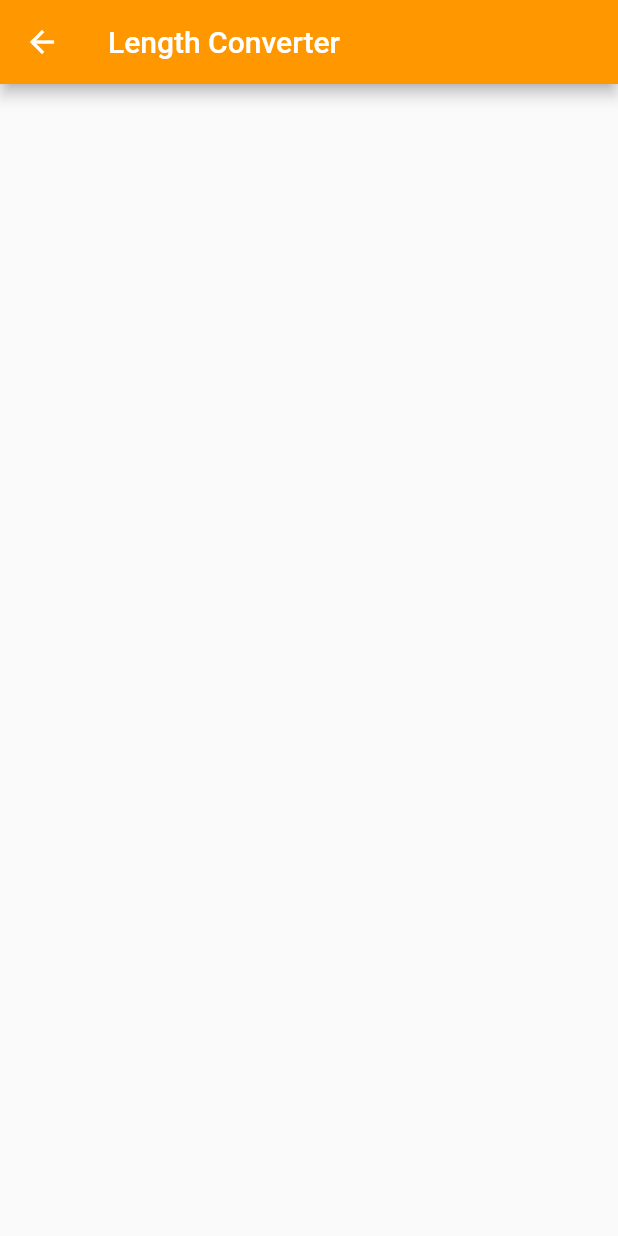
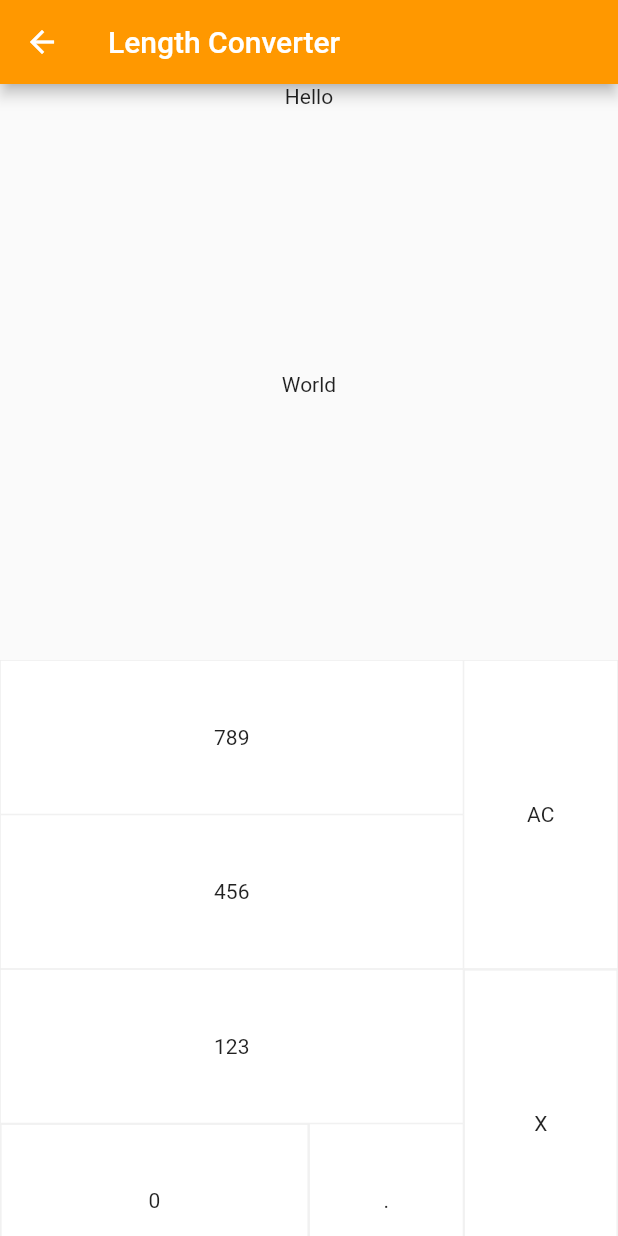
Before and after one commit to CoderJava/Basic-Calculator, a Flutter app: the LengthConverterScreen screen opened directly, on a phone screen of 412 x 824 dp. Run offline on Flutter 3.47's test engine with Material 2 defaults, Android fonts, the phone set to English and light mode, and no system bars; our stand-ins replace auto_size_text.

Commit message:
Create design UI Length Converter Screen

```diff
--- a/lib/ui/length_converter_screen.dart
+++ b/lib/ui/length_converter_screen.dart
@@ -1,12 +1,13 @@
 /*
- * Created by Yudi Setiawan on 1/20/19 10:42 PM
+ * Created by Yudi Setiawan on 1/21/19 10:45 PM
  * Copyright (c) 2019. All right reserved.
- * Last modified 1/20/19 10:39 PM
+ * Last modified 1/21/19 10:43 PM
  */
 
 import 'dart:io';
 
 import 'package:flutter/material.dart';
+import 'package:flutter_staggered_grid_view/flutter_staggered_grid_view.dart';
 
 class LengthConverterScreen extends StatefulWidget {
   @override
@@ -34,6 +35,146 @@ class LengthConverterScreenState extends State<LengthConverterScreen> {
           },
         ),
       ),
+      body: SafeArea(
+        child: Column(
+          mainAxisSize: MainAxisSize.max,
+          crossAxisAlignment: CrossAxisAlignment.stretch,
+          children: <Widget>[
+            Expanded(
+              child: Column(
+                children: <Widget>[
+                  Expanded(
+                    flex: 1,
+                    child: Text("Hello"),
+                  ),
+                  Expanded(
+                    flex: 1,
+                    child: Text("World"),
+                  ),
+                ],
+              ),
+            ),
+            Expanded(
+              child: StaggeredGridView.count(
+                crossAxisCount: 4,
+                staggeredTiles: <StaggeredTile>[
+                  StaggeredTile.count(3, 1),
+                  StaggeredTile.count(1, 2),
+                  StaggeredTile.count(3, 1),
+                  StaggeredTile.count(3, 1),
+                  StaggeredTile.count(1, 2),
+                  StaggeredTile.count(2, 1),
+                  StaggeredTile.count(1, 1),
+                ],
+                children: <Widget>[
+                  Container(
+                    decoration: BoxDecoration(
+                      color: Colors.white,
+                      border: Border.all(
+                        color: Colors.grey[200],
+                        width: 0.5,
+                      ),
+                    ),
+                    child: Center(
+                      child: Text("789"),
+                    ),
+                  ),
+                  Container(
+                    decoration: BoxDecoration(
+                      color: Colors.white,
+                      border: Border.all(
+                        color: Colors.grey[200],
+                        width: 0.5,
+                      ),
+                    ),
+                    child: Center(
+                      child: Text("AC"),
+                    ),
+                  ),
+                  Container(
+                    decoration: BoxDecoration(
+                      color: Colors.white,
+                      border: Border.all(
+                        color: Colors.grey[200],
+                        width: 0.5,
+                      ),
+                    ),
+                    child: Center(
+                      child: Text("456"),
+                    ),
+                  ),
+                  Container(
+                    decoration: BoxDecoration(
+                      color: Colors.white,
+                      border: Border.all(
+                        color: Colors.grey[200],
+                        width: 0.5,
+                      ),
+                    ),
+                    child: Center(
+                      child: Text("123"),
+                    ),
+                  ),
+                  Container(
+                    decoration: BoxDecoration(
+                      color: Colors.white,
+                      border: Border.all(
+                        color: Colors.grey[200],
+                        width: 0.5,
+                      ),
+                    ),
+                    child: Container(
+                      decoration: BoxDecoration(
+                        color: Colors.white,
+                        border: Border.all(
+                          color: Colors.grey[200],
+                          width: 0.5,
+                        ),
+                      ),
+                      child: Center(
+                        child: Text("X"),
+                      ),
+                    ),
+                  ),
+                  Container(
+                    decoration: BoxDecoration(
+                      color: Colors.white,
+                      border: Border.all(
+                        color: Colors.grey[200],
+                        width: 0.5,
+                      ),
+                    ),
+                    child: Container(
+                      decoration: BoxDecoration(
+                        color: Colors.white,
+                        border: Border.all(
+                          color: Colors.grey[200],
+                          width: 0.5,
+                        ),
+                      ),
+                      child: Center(
+                        child: Text("0"),
+                      ),
+                    ),
+                  ),
+                  Container(
+                    decoration: BoxDecoration(
+                      color: Colors.white,
+                      border: Border.all(
+                        color: Colors.grey[200],
+                        width: 0.5,
+                      ),
+                    ),
+                    child: Center(
+                      child: Text("."),
+                    ),
+                  ),
+                ],
+              ),
+            ),
+          ],
+        ),
+      ),
     );
   }
 }
```
